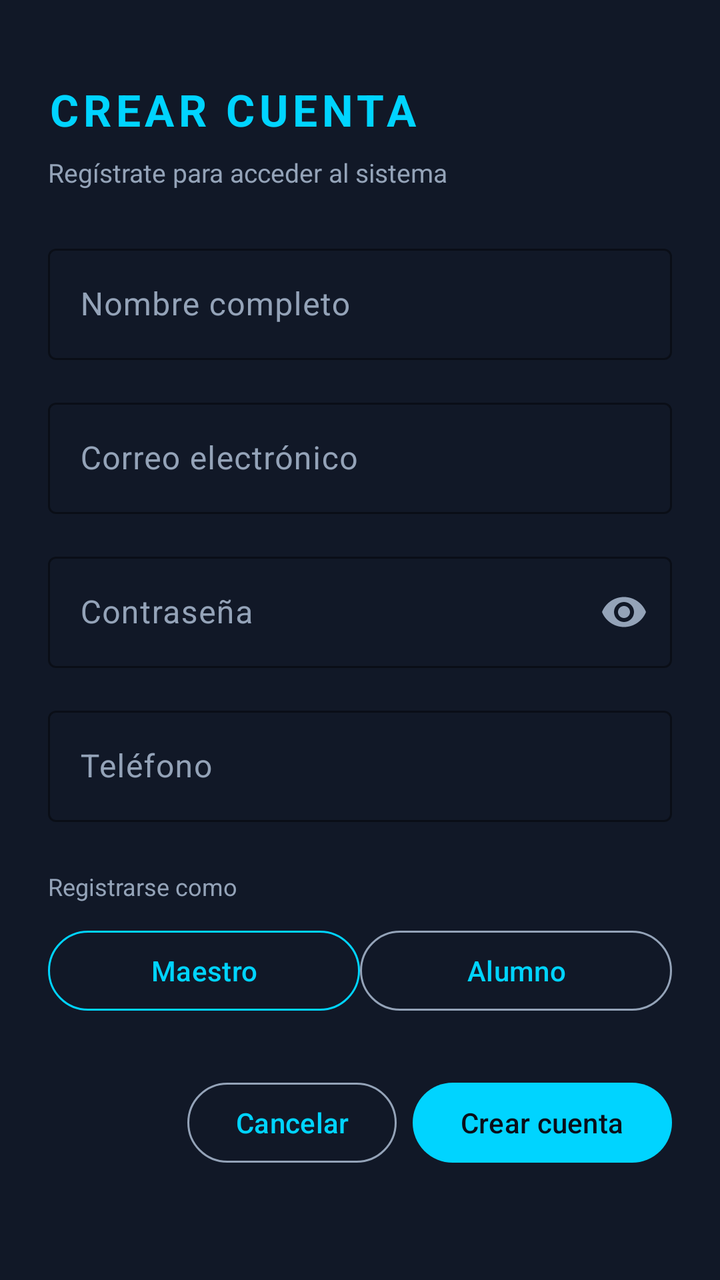
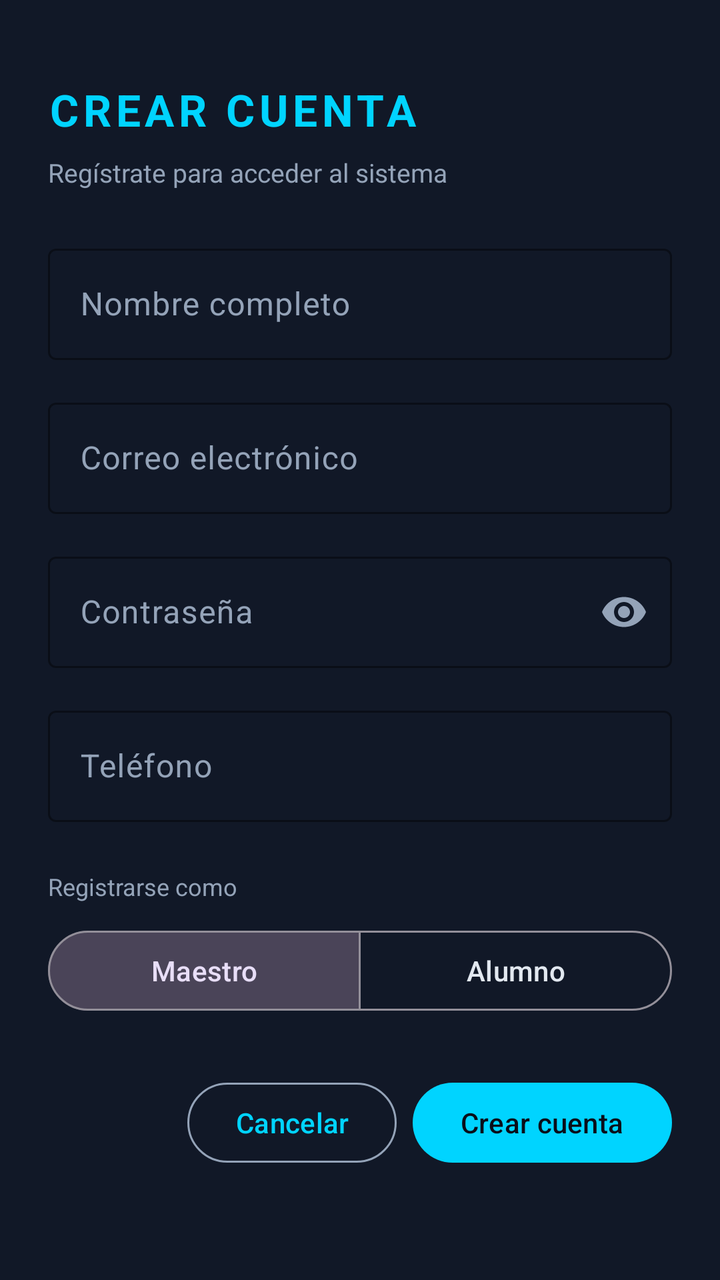

Before-and-after screenshots of an Android layout around one commit, followed by the original layout XML and the change that was made.
<!-- AndroidManifest.xml: application theme Theme.AsistenciaQR.Dark -->
<!-- res/layout/fragment_registro.xml -->
<?xml version="1.0" encoding="utf-8"?>
<ScrollView
    xmlns:android="http://schemas.android.com/apk/res/android"
    xmlns:app="http://schemas.android.com/apk/res-auto"
    android:layout_width="match_parent"
    android:layout_height="match_parent"
    android:background="?attr/colorSurface">

    <LinearLayout
        android:layout_width="match_parent"
        android:layout_height="wrap_content"
        android:orientation="vertical"
        android:padding="24dp">

        <TextView
            android:layout_width="wrap_content"
            android:layout_height="wrap_content"
            android:text="CREAR CUENTA"
            android:textColor="?attr/colorPrimary"
            android:textSize="22sp"
            android:textStyle="bold"
            android:letterSpacing="0.1"
            android:layout_marginTop="16dp"
            android:layout_marginBottom="8dp" />

        <TextView
            android:layout_width="wrap_content"
            android:layout_height="wrap_content"
            android:text="Regístrate para acceder al sistema"
            android:textColor="?attr/colorOnSurfaceVariant"
            android:textSize="13sp"
            android:layout_marginBottom="24dp" />

        
        <com.google.android.material.textfield.TextInputLayout
            android:id="@+id/til_nombre"
            style="@style/Widget.Material3.TextInputLayout.OutlinedBox"
            android:layout_width="match_parent"
            android:layout_height="wrap_content"
            android:hint="Nombre completo"
            android:layout_marginBottom="16dp"
            app:boxStrokeColor="?attr/colorPrimary"
            app:hintTextColor="?attr/colorOnSurfaceVariant">
            <com.google.android.material.textfield.TextInputEditText
                android:id="@+id/et_nombre"
                android:layout_width="match_parent"
                android:layout_height="wrap_content"
                android:inputType="textPersonName"
                android:textColor="?attr/colorOnSurface" />
        </com.google.android.material.textfield.TextInputLayout>

        
        <com.google.android.material.textfield.TextInputLayout
            android:id="@+id/til_email"
            style="@style/Widget.Material3.TextInputLayout.OutlinedBox"
            android:layout_width="match_parent"
            android:layout_height="wrap_content"
            android:hint="Correo electrónico"
            android:layout_marginBottom="16dp"
            app:boxStrokeColor="?attr/colorPrimary"
            app:hintTextColor="?attr/colorOnSurfaceVariant">
            <com.google.android.material.textfield.TextInputEditText
                android:id="@+id/et_email"
                android:layout_width="match_parent"
                android:layout_height="wrap_content"
                android:inputType="textEmailAddress"
                android:textColor="?attr/colorOnSurface" />
        </com.google.android.material.textfield.TextInputLayout>

        
        <com.google.android.material.textfield.TextInputLayout
            android:id="@+id/til_contrasena"
            style="@style/Widget.Material3.TextInputLayout.OutlinedBox"
            android:layout_width="match_parent"
            android:layout_height="wrap_content"
            android:hint="Contraseña"
            android:layout_marginBottom="16dp"
            app:endIconMode="password_toggle"
            app:boxStrokeColor="?attr/colorPrimary"
            app:hintTextColor="?attr/colorOnSurfaceVariant">
            <com.google.android.material.textfield.TextInputEditText
                android:id="@+id/et_contrasena"
                android:layout_width="match_parent"
                android:layout_height="wrap_content"
                android:inputType="textPassword"
                android:textColor="?attr/colorOnSurface" />
        </com.google.android.material.textfield.TextInputLayout>

        
        <com.google.android.material.textfield.TextInputLayout
            android:id="@+id/til_telefono"
            style="@style/Widget.Material3.TextInputLayout.OutlinedBox"
            android:layout_width="match_parent"
            android:layout_height="wrap_content"
            android:hint="Teléfono"
            android:layout_marginBottom="24dp"
            app:boxStrokeColor="?attr/colorPrimary"
            app:hintTextColor="?attr/colorOnSurfaceVariant">
            <com.google.android.material.textfield.TextInputEditText
                android:id="@+id/et_telefono"
                android:layout_width="match_parent"
                android:layout_height="wrap_content"
                android:inputType="phone"
                android:textColor="?attr/colorOnSurface" />
        </com.google.android.material.textfield.TextInputLayout>

        
        <TextView
            android:layout_width="wrap_content"
            android:layout_height="wrap_content"
            android:text="Registrarse como"
            android:textColor="?attr/colorOnSurfaceVariant"
            android:textSize="12sp"
            android:layout_marginBottom="10dp" />

        <LinearLayout
            android:layout_width="match_parent"
            android:layout_height="wrap_content"
            android:orientation="horizontal"
            android:layout_marginBottom="28dp">

            <com.google.android.material.button.MaterialButton
                android:id="@+id/btn_rol_maestro"
                style="@style/Widget.Material3.Button.OutlinedButton"
                android:layout_width="0dp"
                android:layout_height="wrap_content"
                android:layout_weight="1"
                android:text="Maestro"
                app:strokeColor="?attr/colorPrimary" />

            <com.google.android.material.button.MaterialButton
                android:id="@+id/btn_rol_alumno"
                style="@style/Widget.Material3.Button.OutlinedButton"
                android:layout_width="0dp"
                android:layout_height="wrap_content"
                android:layout_weight="1"
                android:text="Alumno"
                app:strokeColor="?attr/colorOnSurfaceVariant" />

        </LinearLayout>

        
        <ProgressBar
            android:id="@+id/progress_bar"
            android:layout_width="wrap_content"
            android:layout_height="wrap_content"
            android:layout_gravity="center_horizontal"
            android:visibility="gone"
            android:layout_marginBottom="12dp" />

        
        <LinearLayout
            android:layout_width="match_parent"
            android:layout_height="wrap_content"
            android:orientation="horizontal"
            android:gravity="end">

            <com.google.android.material.button.MaterialButton
                android:id="@+id/btn_cancelar"
                style="@style/Widget.Material3.Button.OutlinedButton"
                android:layout_width="wrap_content"
                android:layout_height="wrap_content"
                android:text="Cancelar"
                android:layout_marginEnd="8dp"
                app:strokeColor="?attr/colorOnSurfaceVariant" />

            <com.google.android.material.button.MaterialButton
                android:id="@+id/btn_registrar"
                android:layout_width="wrap_content"
                android:layout_height="wrap_content"
                android:text="Crear cuenta"
                app:backgroundTint="?attr/colorPrimary"
                android:textColor="?attr/colorOnPrimary" />

        </LinearLayout>

    </LinearLayout>
</ScrollView>
<!-- resources referenced by this layout -->
<resources>
  <style name="Theme.AsistenciaQR.Dark" parent="Theme.Material3.Dark.NoActionBar">
          <item name="colorPrimary">@color/cyan</item>
          <item name="colorOnPrimary">@color/dark_bg</item>
          <item name="colorSecondary">@color/purple</item>
          <item name="colorTertiary">@color/green</item>
          <item name="colorSurface">@color/dark_surface</item>
          <item name="colorOnSurface">@color/text_primary_dark</item>
          <item name="colorOnSurfaceVariant">@color/text_secondary_dark</item>
          <item name="colorError">@color/red</item>
          <item name="android:windowBackground">@color/dark_bg</item>
          <item name="android:statusBarColor">@color/dark_bg</item>
          <item name="android:navigationBarColor">@color/dark_surface</item>
      </style>
  <color name="cyan">#00D4FF</color>
  <color name="dark_bg">#0A0E1A</color>
  <color name="purple">#7C3AED</color>
  <color name="green">#10B981</color>
  <color name="dark_surface">#111827</color>
  <color name="text_primary_dark">#E2E8F0</color>
  <color name="text_secondary_dark">#94A3B8</color>
  <color name="red">#EF4444</color>
</resources>

<!-- the commit's change to res/layout/fragment_registro.xml (unified diff, before → after) -->
@@ -113,11 +113,14 @@
             android:textSize="12sp"
             android:layout_marginBottom="10dp" />
 
-        <LinearLayout
+        <com.google.android.material.button.MaterialButtonToggleGroup
+            android:id="@+id/toggle_group_rol"
             android:layout_width="match_parent"
             android:layout_height="wrap_content"
-            android:orientation="horizontal"
-            android:layout_marginBottom="28dp">
+            android:layout_marginBottom="28dp"
+            app:singleSelection="true"
+            app:selectionRequired="true"
+            app:checkedButton="@+id/btn_rol_maestro">
 
             <com.google.android.material.button.MaterialButton
                 android:id="@+id/btn_rol_maestro"
@@ -125,8 +128,7 @@
                 android:layout_width="0dp"
                 android:layout_height="wrap_content"
                 android:layout_weight="1"
-                android:text="Maestro"
-                app:strokeColor="?attr/colorPrimary" />
+                android:text="Maestro" />
 
             <com.google.android.material.button.MaterialButton
                 android:id="@+id/btn_rol_alumno"
@@ -134,12 +136,10 @@
                 android:layout_width="0dp"
                 android:layout_height="wrap_content"
                 android:layout_weight="1"
-                android:text="Alumno"
-                app:strokeColor="?attr/colorOnSurfaceVariant" />
+                android:text="Alumno" />
 
-        </LinearLayout>
+        </com.google.android.material.button.MaterialButtonToggleGroup>
 
-        
         <ProgressBar
             android:id="@+id/progress_bar"
             android:layout_width="wrap_content"
@@ -148,7 +148,6 @@
             android:visibility="gone"
             android:layout_marginBottom="12dp" />
 
-        
         <LinearLayout
             android:layout_width="match_parent"
             android:layout_height="wrap_content"
@@ -166,11 +165,10 @@
 
             <com.google.android.material.button.MaterialButton
                 android:id="@+id/btn_registrar"
+                style="@style/Widget.Material3.Button"
                 android:layout_width="wrap_content"
                 android:layout_height="wrap_content"
-                android:text="Crear cuenta"
-                app:backgroundTint="?attr/colorPrimary"
-                android:textColor="?attr/colorOnPrimary" />
+                android:text="Crear cuenta" />
 
         </LinearLayout>
 
